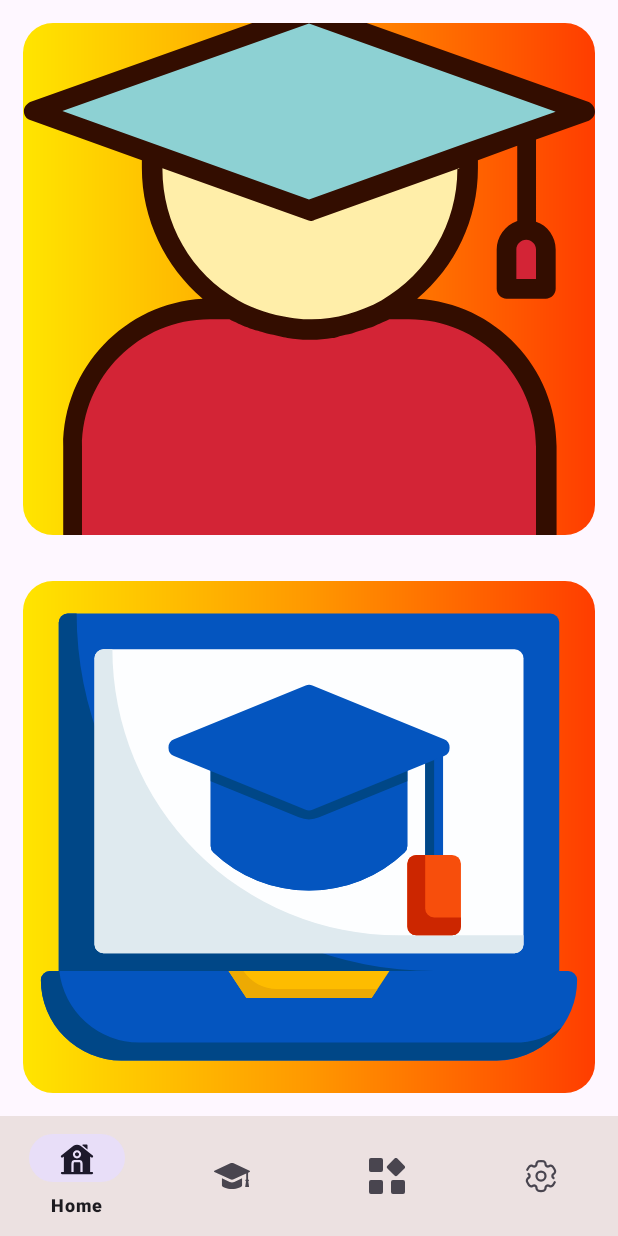
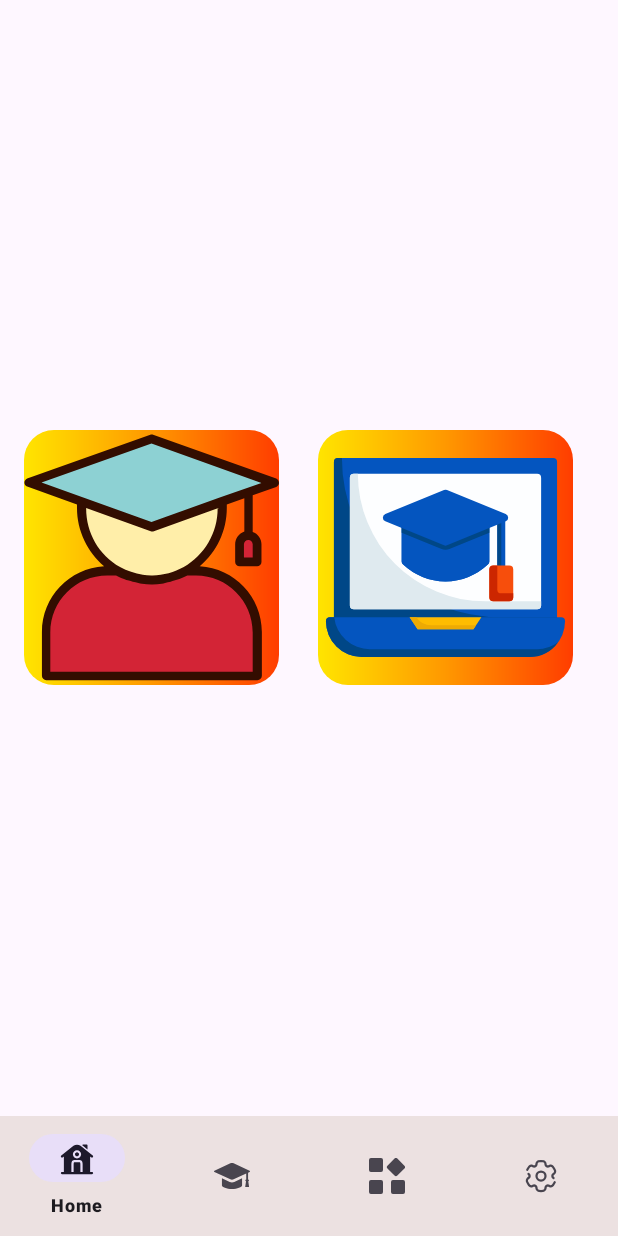
Before and after one commit to Developer-Mustafo/Davomat_App, an Android app: the screen it shows after launch (MainActivity), on a phone screen of 412 x 824 dp. Run offline under Robolectric (Android 15) with nearby library versions, the light colour scheme and no system bars; our stand-ins replace navigation-ui.

Commit message:
setUp fragment_home.xml design

```diff
--- a/app/src/main/res/drawable/college_education_graduate_svgrepo_com.xml
+++ b/app/src/main/res/drawable/college_education_graduate_svgrepo_com.xml
@@ -1,6 +1,6 @@
 <vector xmlns:android="http://schemas.android.com/apk/res/android"
-    android:width="800dp"
-    android:height="800dp"
+    android:width="50dp"
+    android:height="50dp"
     android:viewportWidth="64"
     android:viewportHeight="64">
   <path
--- a/app/src/main/res/drawable/item_for_davomat_app.xml
+++ b/app/src/main/res/drawable/item_for_davomat_app.xml
@@ -1,5 +1,6 @@
 <?xml version="1.0" encoding="utf-8"?>
-<shape xmlns:android="http://schemas.android.com/apk/res/android">
+<shape
+   android:shape="rectangle" xmlns:android="http://schemas.android.com/apk/res/android">
     <corners android:radius="20dp"/>
     <gradient android:startColor="#FFE500" android:centerColor="#FF9800" android:endColor="#FF3D00"/>
 </shape>
--- a/app/src/main/res/layout/fragment_home.xml
+++ b/app/src/main/res/layout/fragment_home.xml
@@ -1,26 +1,37 @@
 <?xml version="1.0" encoding="utf-8"?>
-<LinearLayout xmlns:android="http://schemas.android.com/apk/res/android"
+<androidx.constraintlayout.widget.ConstraintLayout xmlns:android="http://schemas.android.com/apk/res/android"
+    xmlns:app="http://schemas.android.com/apk/res-auto"
     android:orientation="vertical"
     xmlns:tools="http://schemas.android.com/tools"
     android:layout_width="match_parent"
     android:layout_height="match_parent"
     tools:context=".presentation.fragment.HomeFragment">
+
     <androidx.appcompat.widget.AppCompatImageButton
-        android:layout_width="match_parent"
-        android:layout_height="match_parent"
-        android:layout_weight="1"
-        android:scaleType="centerCrop"
+        android:id="@+id/studentAdd"
+        android:layout_width="170dp"
+        android:layout_height="170dp"
         android:background="@drawable/item_for_davomat_app"
+        android:scaleType="fitXY"
         android:src="@drawable/college_education_graduate_svgrepo_com"
-        android:layout_margin="15dp"
-        android:id="@+id/studentAdd"/>
+        app:layout_constraintBottom_toBottomOf="parent"
+        app:layout_constraintEnd_toEndOf="parent"
+        app:layout_constraintHorizontal_bias="0.066"
+        app:layout_constraintStart_toStartOf="parent"
+        app:layout_constraintTop_toTopOf="parent"
+        app:layout_constraintVertical_bias="0.499" />
+
     <androidx.appcompat.widget.AppCompatImageButton
-        android:layout_width="match_parent"
-        android:layout_height="match_parent"
-        android:layout_weight="1"
+        android:id="@+id/courseAdd"
+        android:layout_width="170dp"
+        android:layout_height="170dp"
         android:background="@drawable/item_for_davomat_app"
         android:scaleType="centerCrop"
         android:src="@drawable/online_education_elearning_training_video_course_laptop_svgrepo_com"
-        android:layout_margin="15dp"
-        android:id="@+id/courseAdd"/>
-</LinearLayout>
+        app:layout_constraintBottom_toBottomOf="parent"
+        app:layout_constraintEnd_toEndOf="parent"
+        app:layout_constraintHorizontal_bias="0.875"
+        app:layout_constraintStart_toStartOf="parent"
+        app:layout_constraintTop_toTopOf="parent"
+        app:layout_constraintVertical_bias="0.499" />
+</androidx.constraintlayout.widget.ConstraintLayout>
```
